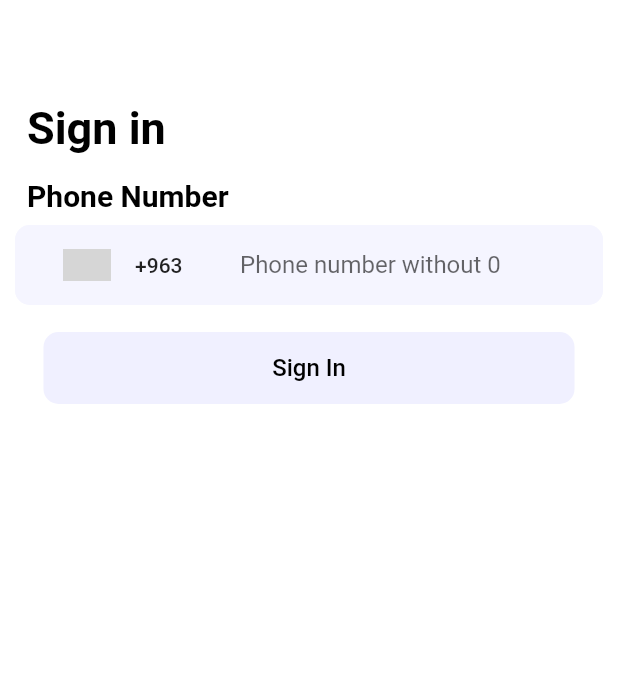
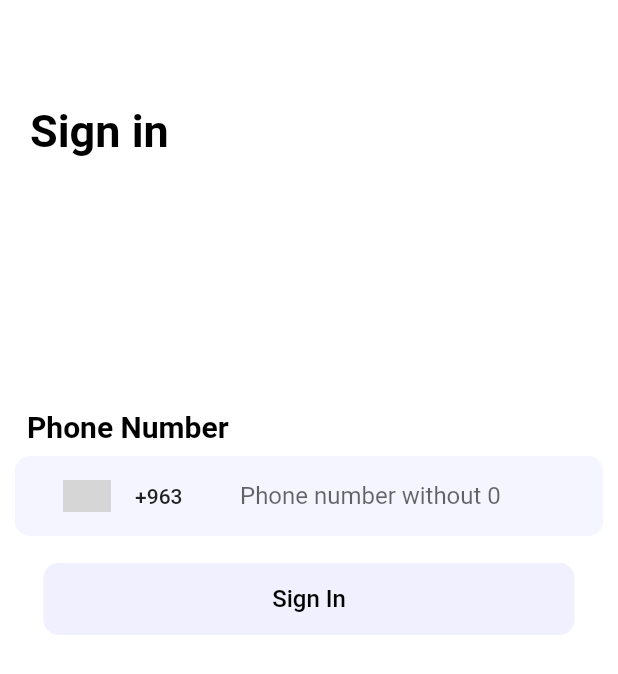
Before and after one commit to mardodmr/final-pr1, a Flutter app: the SignInScreen screen opened directly, on a phone screen of 412 x 824 dp. Shown: the top 674 px of the screen. Run offline on Flutter 3.47's test engine with Material 2 defaults, Android fonts, the phone set to English and light mode, and no system bars; drawn by our look-alikes of country_code_picker; our stand-ins replace auto_size_text, carousel_slider, cloud_firestore, firebase_auth, firebase_core, flutter_native_splash and 8 more; missing offline and left inert: numeric_keyboard, regexed_validator; accounts and stored records are empty; grey boxes are pictures that could not be loaded.

Commit message:
final walaa push

```diff
--- a/lib/Screens/OnBoardingScreen.dart
+++ b/lib/Screens/OnBoardingScreen.dart
@@ -33,6 +33,7 @@ class _OnBoardingScreenState extends State<OnBoardingScreen> {
     var width = MediaQuery.of(context).size.width;
 
     return Scaffold(
+      backgroundColor: Colors.white,
       appBar: AppBar(
         elevation: 0,
         systemOverlayStyle: SystemUiOverlayStyle(
--- a/lib/Screens/SignInScreen.dart
+++ b/lib/Screens/SignInScreen.dart
@@ -1,8 +1,11 @@
 // import 'package:center/Screens/VerifyCodeScreen.dart';
 import 'package:country_code_picker/country_code_picker.dart';
+import 'package:final_pr1/Screens/HomeScreen.dart';
 import 'package:firebase_auth/firebase_auth.dart';
 import 'package:flutter/material.dart';
 import 'package:flutter_svg/svg.dart';
+import 'package:shared_preferences/shared_preferences.dart';
+
 // import 'package:center/Screens/VerifyCodeScreen.dart';
 import 'CreateProfileScreen.dart';
 import 'TextFieldWidget.dart';
@@ -15,18 +18,27 @@ class SignInScreen extends StatefulWidget {
   State<SignInScreen> createState() => _SignInScreenState();
 }
 
+
+
 class _SignInScreenState extends State<SignInScreen> {
-  String countryCode = "+963";
-  String countryCodeSyria = "+963";
+  String countryCode = "+971";
+  String countryCodeSyria = "+971";
   String verificationFailedMessage = "";
   TextEditingController _phoneController = TextEditingController();
 
   FirebaseAuth _auth = FirebaseAuth.instance;
 
   String newphone = "";
+@override
+  void initState() {
+    // TODO: implement initState
+    super.initState();
+
+
+  }
   @override
   Widget build(BuildContext context) {
-    return Scaffold(
+    return Scaffold(backgroundColor: Colors.white,
       body: SingleChildScrollView(
         child: Container(
           padding: EdgeInsets.only(left: 10, right: 10, bottom: 20, top: 60),
@@ -37,7 +49,7 @@ class _SignInScreenState extends State<SignInScreen> {
             crossAxisAlignment: CrossAxisAlignment.stretch,
             children: [
               Padding(
-                padding: const EdgeInsets.all(8.0),
+                padding: const EdgeInsets.all(10.0),
                 child: Text(
                   "Sign in",
                   style: TextStyle(
@@ -45,9 +57,10 @@ class _SignInScreenState extends State<SignInScreen> {
                       fontSize: 30,
                       fontWeight: FontWeight.bold),
                 ),
-              ),
+              ),SizedBox(height: 150,),
               Padding(
                 padding: const EdgeInsets.all(8.0),
+
                 child: Text(
                   "Phone Number",
                   style: TextStyle(
@@ -105,7 +118,7 @@ class _SignInScreenState extends State<SignInScreen> {
                       style: TextStyle(fontSize: 16.0, color: Colors.black),
                     ),
                     onPressed: () async {
-                      print ("1");
+                      print("1");
                       newphone = countryCodeSyria + _phoneController.text;
                       print("done casting");
                       print(newphone);
@@ -117,26 +130,23 @@ class _SignInScreenState extends State<SignInScreen> {
                       //     }
                       // );
                       await _auth.verifyPhoneNumber(
-                        phoneNumber: newphone,/*$phoneNumber*/
+                        phoneNumber: newphone,
+                        /*$phoneNumber*/
                         verificationCompleted:
-                            (PhoneAuthCredential credential) async{},
+                            (PhoneAuthCredential credential) async {},
                         verificationFailed: (FirebaseAuthException e) {
                           setState(() {
                             verificationFailedMessage = e.code;
                           });
                         },
-
-
                         codeSent: (String verificationId, int? resendToken) {
                           Navigator.pushReplacement(
-                            context,
-                            MaterialPageRoute(
-                              builder: (context) => VerifyCodeScreen(
-                                  verficationId: verificationId,
-                                  userPhone: newphone,
-                              )
-                            )
-                          );
+                              context,
+                              MaterialPageRoute(
+                                  builder: (context) => VerifyCodeScreen(
+                                        verficationId: verificationId,
+                                        userPhone: newphone,
+                                      )));
                         },
                         codeAutoRetrievalTimeout: (String verificationId) {},
                       );
--- a/lib/Screens/VerifyCodeScreen.dart
+++ b/lib/Screens/VerifyCodeScreen.dart
@@ -9,6 +9,7 @@ import 'package:numeric_keyboard/numeric_keyboard.dart';
 
 //import 'package:center/Screens/SignInScreen.dart';
 import 'package:cloud_firestore/cloud_firestore.dart';
+import 'package:shared_preferences/shared_preferences.dart';
 
 import '../Utils/constant.dart';
 import 'CreateProfileScreen.dart';
@@ -26,6 +27,7 @@ class VerifyCodeScreen extends StatefulWidget {
   @override
   State<VerifyCodeScreen> createState() => _VerifyCodeScreenState();
 }
+
 
 class _VerifyCodeScreenState extends State<VerifyCodeScreen> {
   int i = 1;
--- a/lib/main.dart
+++ b/lib/main.dart
@@ -25,6 +25,8 @@ import 'package:firebase_auth/firebase_auth.dart';
 import 'package:firebase_core/firebase_core.dart';
 
 bool firstUse = false;
+bool ifSignIn = false;
+
 Future<void> main() async {
   // WidgetsBinding widgetsBinding = WidgetsFlutterBinding.ensureInitialized();
   // FlutterNativeSplash.preserve(widgetsBinding: widgetsBinding);
@@ -35,6 +37,10 @@ Future<void> main() async {
   SharedPreferences Preferences = await SharedPreferences.getInstance();
   firstUse = await Preferences.getBool("firstUse") ?? false;
   await Preferences.setBool("firstUse", true);
+
+  ifSignIn = await Preferences.getBool("ifSignIn") ?? false;
+  //await Preferences.setBool("ifSignIn", true);
+
   runApp(MyApp());
   print("1111111");
 }
@@ -44,8 +50,6 @@ Future initialization(BuildContext? context) async {
   await Future.delayed(Duration(seconds: 2));
 }
 
-
-
 class MyApp extends StatelessWidget {
   @override
   Widget build(BuildContext context) {
@@ -53,7 +57,7 @@ class MyApp extends StatelessWidget {
       theme: theme(),
       debugShowCheckedModeBanner: false,
       home:
-          SignInScreen(), //(), //firstUse ? HomeScreen() : OnBoardingScreen(),
+      firstUse ? SignInScreen() : OnBoardingScreen(),
     );
   }
 }
--- a/pubspec.yaml
+++ b/pubspec.yaml
@@ -67,7 +67,10 @@ dev_dependencies:
   # package. See that file for information about deactivating specific lint
   # rules and activating additional ones.
   flutter_lints: ^2.0.0
-
+  flutter_launcher_icons: ^0.10.0
+flutter_icons:
+  android: true
+  image_path: "assets/images/logo course mate.PNG"
 flutter_native_splash:
   color: "#ffffff"
   image: assets/images/Electronics.png
```
Also changed, not shown: pubspec.lock, 6 other files.
